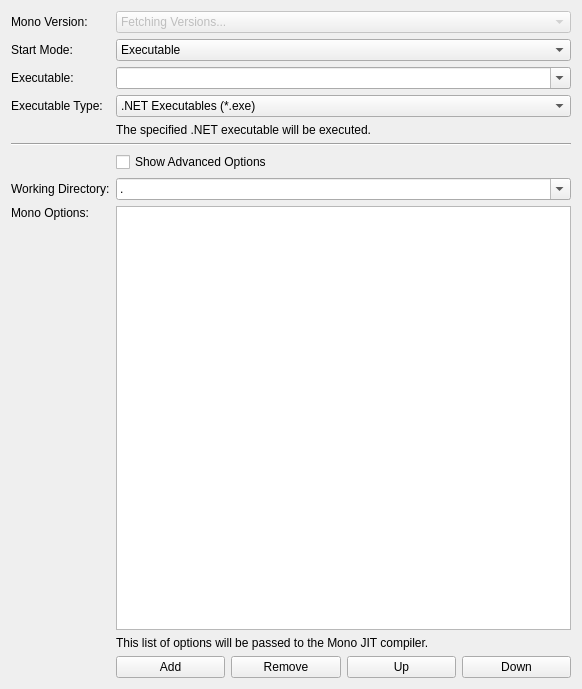
Before: the Qt Designer form src/brickv/plugin_system/plugins/red/ui/program_page_vbnet.ui in Tinkerforge/brickv, drawn with Qt 5.
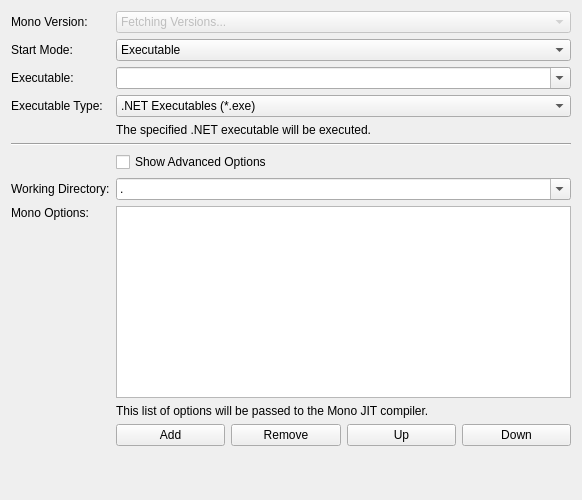
After: the same form once the commit is applied. Custom widgets are drawn as their Qt base class.

Commit message:
red-brick/pw: Add spacers to program pages to ensure proper layout expansion
Before the Python, JavaScript and PHP pages would not layout correctly
in all situations.

Patch:
```diff
--- a/src/brickv/plugin_system/plugins/red/ui/program_page_vbnet.ui
+++ b/src/brickv/plugin_system/plugins/red/ui/program_page_vbnet.ui
@@ -7,7 +7,7 @@
     <x>0</x>
     <y>0</y>
     <width>582</width>
-    <height>689</height>
+    <height>500</height>
    </rect>
   </property>
   <property name="windowTitle">
@@ -213,6 +213,19 @@
        </property>
       </widget>
      </item>
+     <item row="11" column="1" colspan="4">
+      <widget class="QLabel" name="label_spacer">
+       <property name="sizePolicy">
+        <sizepolicy hsizetype="Preferred" vsizetype="Preferred">
+         <horstretch>0</horstretch>
+         <verstretch>1</verstretch>
+        </sizepolicy>
+       </property>
+       <property name="text">
+        <string>&lt;spacer&gt;</string>
+       </property>
+      </widget>
+     </item>
     </layout>
    </item>
   </layout>
```
The commit also changes 24 other files.
